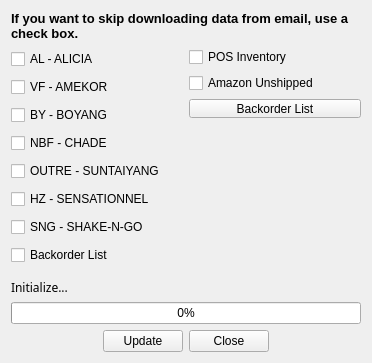
Qt form inventoryUpdate.ui (Lakain/Inventory_Order_update) before a commit.
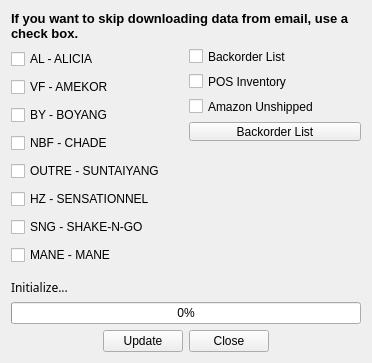
The same form after that commit.

Patch:
```diff
--- a/inventoryUpdate.ui
+++ b/inventoryUpdate.ui
@@ -136,9 +136,9 @@
         </widget>
        </item>
        <item>
-        <widget class="QCheckBox" name="checkBox_bord">
+        <widget class="QCheckBox" name="checkBox_MANE">
          <property name="text">
-          <string>Backorder List</string>
+          <string>MANE - MANE</string>
          </property>
         </widget>
        </item>
@@ -146,9 +146,22 @@
      </item>
      <item>
       <layout class="QVBoxLayout" name="verticalLayout_4">
+       <property name="spacing">
+        <number>6</number>
+       </property>
+       <property name="topMargin">
+        <number>0</number>
+       </property>
        <property name="bottomMargin">
-        <number>155</number>
+        <number>132</number>
        </property>
+       <item>
+        <widget class="QCheckBox" name="checkBox_bord">
+         <property name="text">
+          <string>Backorder List</string>
+         </property>
+        </widget>
+       </item>
        <item>
         <widget class="QCheckBox" name="checkBox_POS">
          <property name="text">
```
